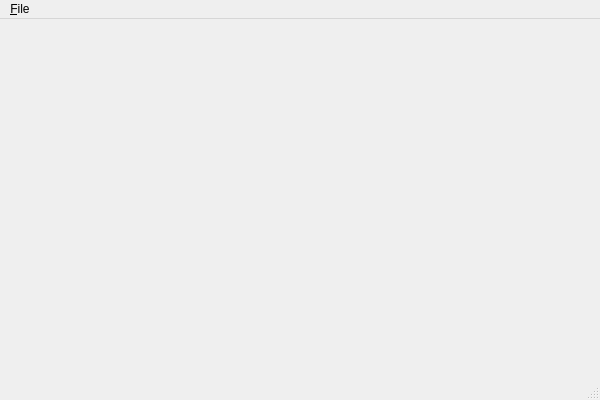
Above: src/ApplicationTheme/MainWindow.ui from canoKes/QtExamples before the change. Below: the same form after it.
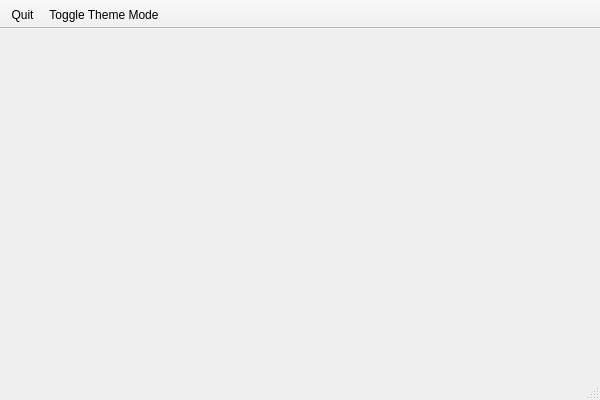
That is the form after the change.

Commit message: Added toast notification widget

The edit to the form file:
```diff
--- a/src/ApplicationTheme/MainWindow.ui
+++ b/src/ApplicationTheme/MainWindow.ui
@@ -14,26 +14,29 @@
    <string>MainWindow</string>
   </property>
   <widget class="QWidget" name="centralWidget"/>
-  <widget class="QMenuBar" name="menuBar">
-   <property name="geometry">
-    <rect>
-     <x>0</x>
-     <y>0</y>
-     <width>600</width>
-     <height>33</height>
-    </rect>
-   </property>
-   <widget class="QMenu" name="menuFile">
-    <property name="title">
-     <string>&amp;File</string>
-    </property>
-    <addaction name="actionToggleThemeMode"/>
-    <addaction name="separator"/>
-    <addaction name="actionQuit"/>
-   </widget>
-   <addaction name="menuFile"/>
-  </widget>
   <widget class="QStatusBar" name="statusBar"/>
+  <widget class="QToolBar" name="toolBar">
+   <property name="windowTitle">
+    <string>toolBar</string>
+   </property>
+   <property name="movable">
+    <bool>false</bool>
+   </property>
+   <property name="allowedAreas">
+    <set>Qt::ToolBarArea::TopToolBarArea</set>
+   </property>
+   <property name="floatable">
+    <bool>false</bool>
+   </property>
+   <attribute name="toolBarArea">
+    <enum>TopToolBarArea</enum>
+   </attribute>
+   <attribute name="toolBarBreak">
+    <bool>false</bool>
+   </attribute>
+   <addaction name="actionQuit"/>
+   <addaction name="actionToggleThemeMode"/>
+  </widget>
   <action name="actionToggleThemeMode">
    <property name="text">
     <string>&amp;Toggle Theme Mode</string>
```
The commit also changes 6 other files.
